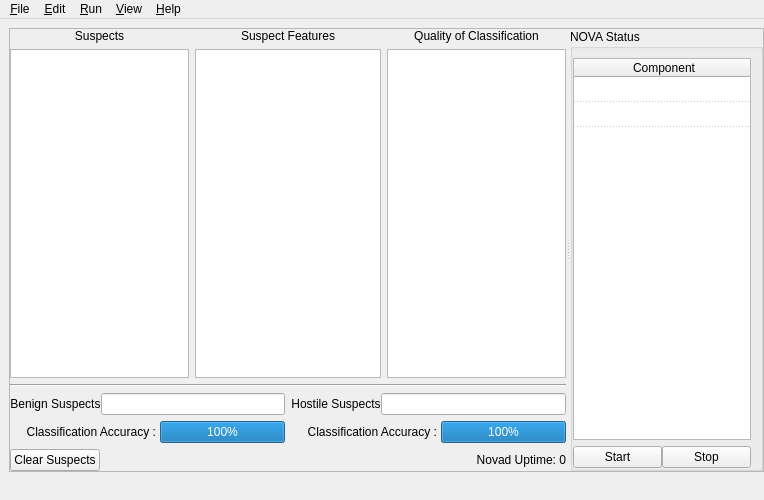
altf4/Nova, file NovaGUI/UI/novagui.ui: the form before one commit.
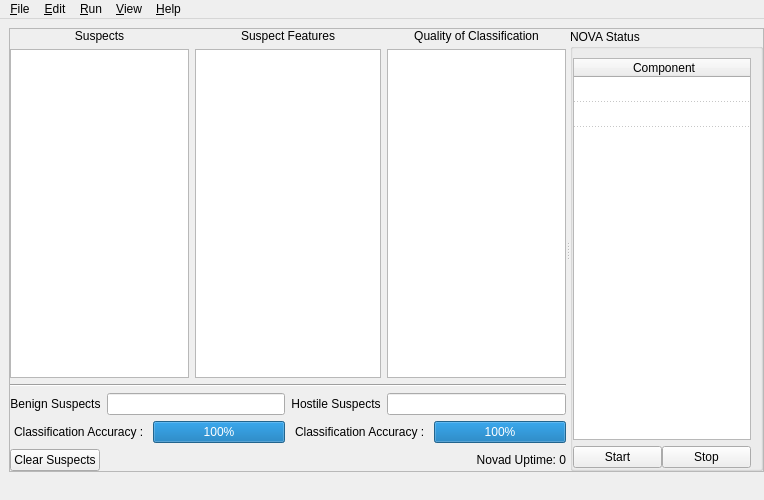
The form after the commit.

Commit message: Qt:  Minor tweaks to novagui ui

```diff
--- a/NovaGUI/UI/novagui.ui
+++ b/NovaGUI/UI/novagui.ui
@@ -112,9 +112,6 @@
         </item>
         <item row="3" column="0" colspan="2">
          <layout class="QHBoxLayout" name="numBenignHLayout">
-          <property name="spacing">
-           <number>0</number>
-          </property>
           <item>
            <widget class="QLabel" name="numBenignLabel">
             <property name="sizePolicy">
@@ -160,9 +157,6 @@
         </item>
         <item row="3" column="2" colspan="2">
          <layout class="QHBoxLayout" name="numHostileHLayout">
-          <property name="spacing">
-           <number>0</number>
-          </property>
           <item>
            <widget class="QLabel" name="numHostileLabel">
             <property name="sizePolicy">
@@ -196,9 +190,6 @@
         </item>
         <item row="4" column="0" colspan="2">
          <layout class="QHBoxLayout" name="benignSuspectsHLayout">
-          <property name="spacing">
-           <number>0</number>
-          </property>
           <item>
            <widget class="QLabel" name="benignSuspectClassificationLabel">
             <property name="sizePolicy">
@@ -208,11 +199,14 @@
              </sizepolicy>
             </property>
             <property name="text">
-             <string>     Classification Accuracy : </string>
+             <string>Classification Accuracy : </string>
             </property>
             <property name="alignment">
              <set>Qt::AlignLeading|Qt::AlignLeft|Qt::AlignVCenter</set>
             </property>
+            <property name="indent">
+             <number>4</number>
+            </property>
            </widget>
           </item>
           <item>
@@ -235,9 +229,6 @@
         </item>
         <item row="4" column="2" colspan="2">
          <layout class="QHBoxLayout" name="hostileSuspectsHLayout">
-          <property name="spacing">
-           <number>0</number>
-          </property>
           <item>
            <widget class="QLabel" name="hostileSuspectClassificationLabel">
             <property name="sizePolicy">
@@ -247,11 +238,14 @@
              </sizepolicy>
             </property>
             <property name="text">
-             <string>     Classification Accuracy : </string>
+             <string>Classification Accuracy : </string>
             </property>
             <property name="alignment">
              <set>Qt::AlignLeading|Qt::AlignLeft|Qt::AlignVCenter</set>
             </property>
+            <property name="indent">
+             <number>4</number>
+            </property>
            </widget>
           </item>
           <item>
```
Left out of the diff: 3 changed lines with no effect on the pictures.
